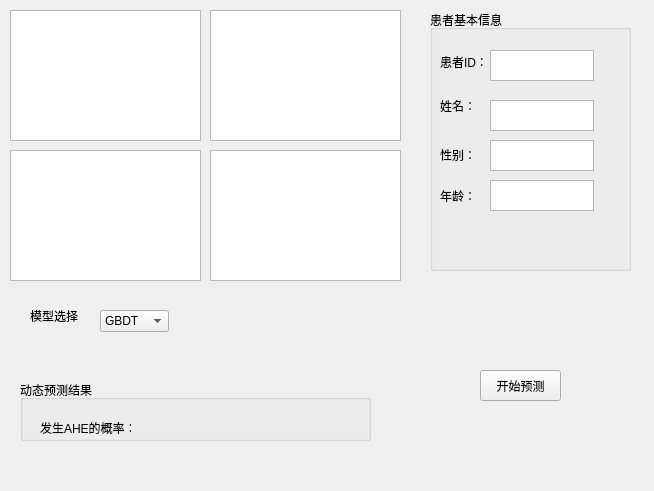
Old version of the form ahegui.ui in the repository yuanjingjy/AHEGUI.
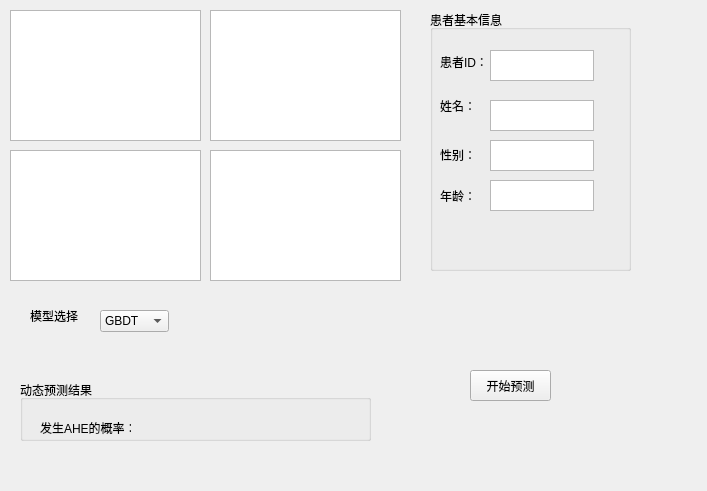
New version of the form.

Patch:
```diff
--- a/ahegui.ui
+++ b/ahegui.ui
@@ -6,7 +6,7 @@
    <rect>
     <x>0</x>
     <y>0</y>
-    <width>654</width>
+    <width>707</width>
     <height>491</height>
    </rect>
   </property>
@@ -245,7 +245,7 @@
   <widget class="QPushButton" name="pushButton">
    <property name="geometry">
     <rect>
-     <x>480</x>
+     <x>470</x>
      <y>370</y>
      <width>81</width>
      <height>31</height>
```
